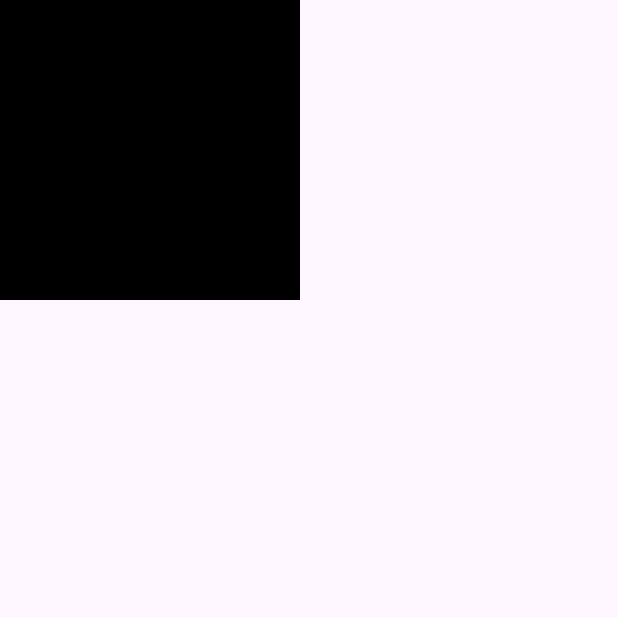
After one commit to Arslan4546/Flutter-Portfolio-App, a Flutter app: the Screen6 screen opened by its route, on a phone screen of 412 x 824 dp, the top half of it. The commit adds this screen. Run offline on Flutter 3.47's test engine with Material 3 defaults, Android fonts, the phone set to English and light mode, and no system bars; our stand-ins replace font_awesome_flutter, google_fonts, wtf_sliding_sheet.

Commit message:
update project

```diff
--- a/lib/routes.dart
+++ b/lib/routes.dart
@@ -4,10 +4,12 @@ import 'package:my_portfolio_app/screens/screen2.dart';
 import 'package:my_portfolio_app/screens/screen3.dart';
 import 'package:my_portfolio_app/screens/screen4.dart';
 import 'package:my_portfolio_app/screens/screen5.dart';
+import 'package:my_portfolio_app/screens/screen6.dart';
 final Map<String , WidgetBuilder> routes ={
   "/": (BuildContext context) => const Screen1(),
   "/screen2": (BuildContext context) => const Screen2(),
   "/screen3": (BuildContext context) => const Screen3(),
   "/screen4": (BuildContext context) => const Screen4(),
   "/screen5": (BuildContext context) => const Screen5(),
+  "/screen6": (BuildContext context) => const Screen6(),
 };
--- /dev/null
+++ b/lib/screens/screen6.dart
@@ -0,0 +1,24 @@
+import 'package:flutter/material.dart';
+class Screen6 extends StatefulWidget {
+  const Screen6({super.key});
+
+  @override
+  State<Screen6> createState() => _Screen6State();
+}
+
+class _Screen6State extends State<Screen6> {
+  @override
+  Widget build(BuildContext context) {
+    return  Scaffold(
+      body: Column(
+        children: [
+          Container(
+            height: 200,
+            width: 200,
+            color: Colors.black,
+          )
+        ],
+      ),
+    );
+  }
+}
```
Also changed, not shown: lib/screens/screen1.dart (+78 -0 lines), assets/images/alert.png (added), lib/generated/assets.dart.
